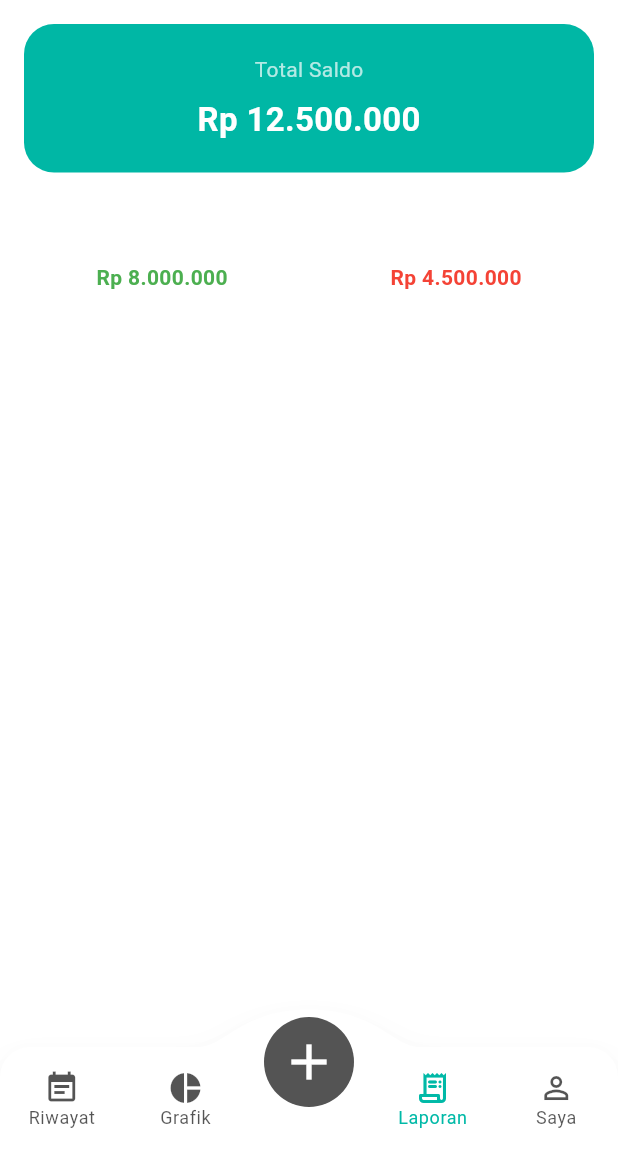
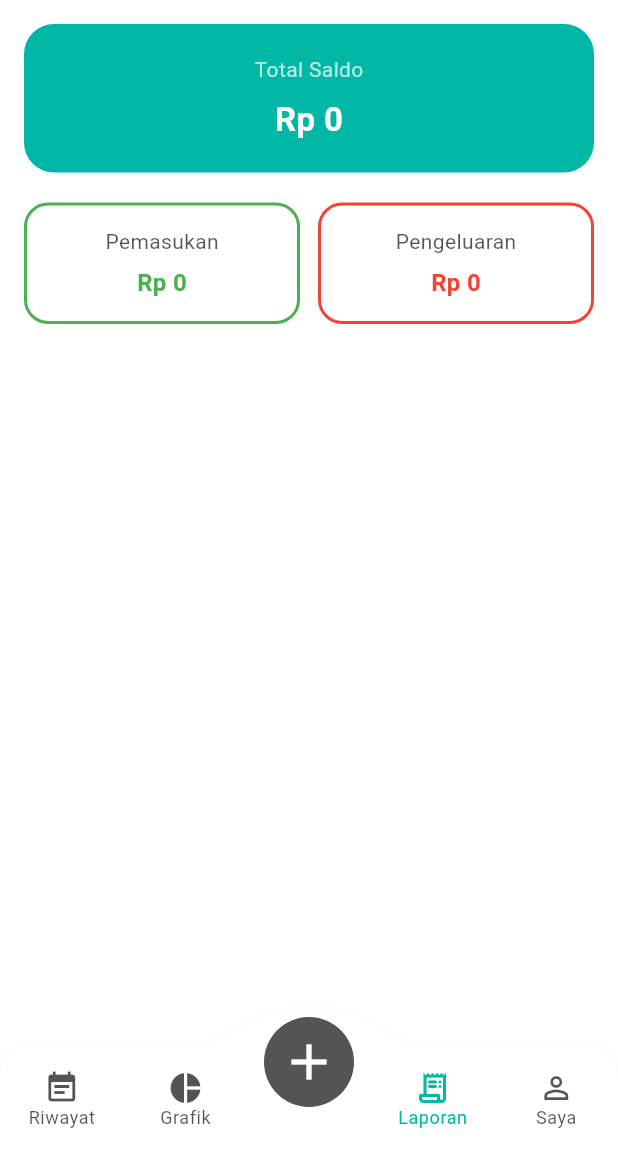
Before and after one commit to fadli154/FinTrack, a Flutter app: the MyMainPage screen opened by its route, item 4 of the bottom bar chosen, on a phone screen of 412 x 824 dp, the part 84-1236 px from its top. Run offline on Flutter 3.47's test engine with Material 3 defaults, Android fonts, the phone set to English and light mode, and no system bars; drawn by our look-alikes of convex_bottom_bar; our stand-ins replace awesome_dialog, cloud_firestore, firebase_auth, firebase_core, fl_chart, get and 5 more; accounts and stored records are empty.

Commit message:
Add: laporan fiture

```diff
--- /dev/null
+++ b/lib/bindings/home_binding.dart
@@ -0,0 +1,9 @@
+import 'package:fintrack/controllers/home_controller.dart';
+import 'package:get/get.dart';
+
+class HomeBinding extends Bindings {
+  @override
+  void dependencies() {
+    Get.lazyPut<HomeController>(() => HomeController());
+  }
+}
--- a/lib/pages/main/laporan_page.dart
+++ b/lib/pages/main/laporan_page.dart
@@ -1,4 +1,7 @@
+import 'package:fintrack/controllers/laporan_controller.dart';
 import 'package:flutter/material.dart';
+import 'package:get/get.dart';
+import 'package:intl/intl.dart';
 
 class LaporanPage extends StatelessWidget {
   const LaporanPage({super.key});
@@ -6,12 +9,31 @@ class LaporanPage extends StatelessWidget {
   @override
   Widget build(BuildContext context) {
     final colors = Theme.of(context).colorScheme;
+    final controller = Get.put(LaporanController());
+
+    return StreamBuilder(
+      stream: controller.transaksiStream,
+      builder: (context, snapshot) {
+        if (snapshot.hasError) {
+          return Center(child: Text("Error: ${snapshot.error}"));
+        }
+
+        if (!snapshot.hasData) {
+          return const Center(child: CircularProgressIndicator());
+        }
+
+        final docs = snapshot.data!.docs;
+        controller.calculate(docs);
+
+        return Obx(() {
+          final totalSaldo =
+              controller.totalIncome.value - controller.totalExpense.value;
 
           return Padding(
             padding: const EdgeInsets.all(16),
             child: Column(
               children: [
-          // 🔥 TOTAL CARD
+                // 🔥 TOTAL SALDO
                 Container(
                   width: double.infinity,
                   padding: const EdgeInsets.all(20),
@@ -26,9 +48,9 @@ class LaporanPage extends StatelessWidget {
                         style: TextStyle(color: Colors.white70),
                       ),
                       const SizedBox(height: 8),
-                const Text(
-                  "Rp 12.500.000",
-                  style: TextStyle(
+                      Text(
+                        "Rp ${NumberFormat.decimalPattern('id').format(totalSaldo)}",
+                        style: const TextStyle(
                           color: Colors.white,
                           fontSize: 22,
                           fontWeight: FontWeight.bold,
@@ -40,30 +62,67 @@ class LaporanPage extends StatelessWidget {
 
                 const SizedBox(height: 20),
 
-          // 🔥 INCOME & EXPENSE
+                // 🔥 PEMASUKAN & PENGELUARAN
                 Row(
                   children: [
                     Expanded(
-                child: _card("Pemasukan", "Rp 8.000.000", Colors.green, colors),
+                      child: _card(
+                        "Pemasukan",
+                        controller.totalIncome.value,
+                        Colors.green,
+                        context,
+                      ),
                     ),
                     const SizedBox(width: 12),
                     Expanded(
-                child: _card("Pengeluaran", "Rp 4.500.000", Colors.red, colors),
+                      child: _card(
+                        "Pengeluaran",
+                        controller.totalExpense.value,
+                        Colors.red,
+                        context,
+                      ),
                     ),
                   ],
                 ),
 
                 const SizedBox(height: 20),
 
-          // 🔥 LIST SUMMARY
+                // 🔥 SUMMARY PER KATEGORI
                 Expanded(
                   child: ListView(
+                    children: controller.categorySummary.entries.map((e) {
+                      return _listItem(e.key, e.value, context);
+                    }).toList(),
+                  ),
+                ),
+              ],
+            ),
+          );
+        });
+      },
+    );
+  }
+
+  Widget _card(String title, int amount, Color color, BuildContext context) {
+    final colors = Theme.of(context).colorScheme;
+
+    return Container(
+      padding: const EdgeInsets.all(14),
+      decoration: BoxDecoration(
+        color: colors.secondary,
+        borderRadius: BorderRadius.circular(16),
+        border: Border.all(color: color, width: 2),
+      ),
+      child: Column(
         children: [
-                _listItem("Makanan", "Rp 1.200.000"),
-                _listItem("Transport", "Rp 800.000"),
-                _listItem("Belanja", "Rp 1.500.000"),
-                _listItem("Hiburan", "Rp 1.000.000"),
-              ],
+          Text(title, style: TextStyle(color: colors.tertiary)),
+          const SizedBox(height: 6),
+          Text(
+            "Rp ${NumberFormat.decimalPattern('id').format(amount)}",
+            style: TextStyle(
+              color: color,
+              fontWeight: FontWeight.bold,
+              fontSize: 16,
             ),
           ),
         ],
@@ -71,33 +130,19 @@ class LaporanPage extends StatelessWidget {
     );
   }
 
-  Widget _card(String title, String amount, Color color, ColorScheme colors) {
-    return Container(
-      padding: const EdgeInsets.all(14),
-      decoration: BoxDecoration(
-        color: colors.secondary,
-        borderRadius: BorderRadius.circular(16),
-      ),
-      child: Column(
-        children: [
-          Text(title),
-          const SizedBox(height: 6),
-          Text(
-            amount,
-            style: TextStyle(color: color, fontWeight: FontWeight.bold),
-          ),
-        ],
-      ),
-    );
-  }
+  Widget _listItem(String title, int amount, BuildContext context) {
+    final colors = Theme.of(context).colorScheme;
 
-  Widget _listItem(String title, String amount) {
     return ListTile(
       contentPadding: EdgeInsets.zero,
-      title: Text(title),
+      title: Text(title, style: TextStyle(color: colors.tertiary)),
       trailing: Text(
-        amount,
-        style: const TextStyle(fontWeight: FontWeight.bold),
+        "Rp ${NumberFormat.decimalPattern('id').format(amount)}",
+        style: TextStyle(
+          fontWeight: FontWeight.bold,
+          fontSize: 16,
+          color: colors.tertiary,
+        ),
       ),
     );
   }
```
Also changed, not shown: lib/controllers/laporan_controller.dart (added, +77 -0 lines), lib/main.dart (+10 -0 lines), lib/pages/main/chart_page.dart (+8 -6 lines), lib/pages/main/main_page.dart (+99 -1 lines). Lines whose indentation alone changed are shown as unchanged.
